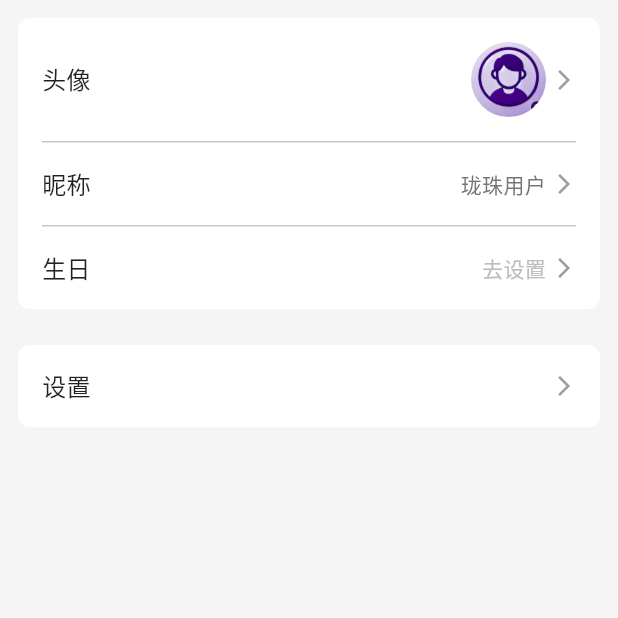
After one commit to thisXuan/parkinglot_frontend, a Flutter app: the ManagerSettingPage screen opened directly, on a phone screen of 412 x 824 dp, the top half of it. The commit adds this screen. Run offline on Flutter 3.47's test engine with Material 3 defaults, Android fonts, the phone set to English and light mode, and no system bars; our stand-ins replace dio, flutter_easyloading, marquee, qr_flutter, shared_preferences; missing offline and left inert: flutter_baidu_mapapi_base, flutter_baidu_mapapi_map, flutter_bmflocation, license_plate_number, qr_code_scanner; accounts and stored records are empty; network calls fail.

Commit message:
增加用户管理

```diff
--- a/lib/Manager/ManageLocationPage.dart
+++ b/lib/Manager/ManageLocationPage.dart
@@ -11,7 +11,7 @@ class ManageLocationPage extends StatefulWidget{
 class ManageLocationPageState extends State<ManageLocationPage>{
   @override
   Widget build(BuildContext context) {
-    return Text("管理员");
+    return Center(child: Text("管理员"));
   }
 
 }
--- /dev/null
+++ b/lib/Manager/ManagerSettingPage.dart
@@ -0,0 +1,173 @@
+import 'dart:convert';
+
+import 'package:flutter/material.dart';
+import 'package:parkinglot_frontend/AccountManager/SettingsPage.dart';
+import 'package:shared_preferences/shared_preferences.dart';
+
+class ManagerSettingPage extends StatefulWidget {
+  @override
+  _PersonalInfoPageState createState() => _PersonalInfoPageState();
+}
+
+class _PersonalInfoPageState extends State<ManagerSettingPage> {
+  String _avatar = 'assets/user.jpg';
+  String _nickname = '珑珠用户';
+  String _birthday = '去设置';
+
+  @override
+  void initState() {
+    _getUserName();
+    super.initState();
+  }
+
+  Future<void> _getUserName() async {
+    SharedPreferences prefs = await SharedPreferences.getInstance();
+    String? userJson = prefs.getString('user');
+    if (userJson != null) {
+      Map<String, String> userInfo = Map<String, String>.from(jsonDecode(userJson));
+      setState(() {
+        _nickname = userInfo['username']??'';
+      });
+    }
+  }
+  @override
+  Widget build(BuildContext context) {
+    return Scaffold(
+      body: Container(
+        color: Color(0xFFF5F5F5),
+        child: Column(
+          children: [
+            Container(
+              margin: EdgeInsets.all(12),
+              decoration: BoxDecoration(
+                color: Colors.white,
+                borderRadius: BorderRadius.circular(8),
+              ),
+              child: Column(
+                children: [
+                  // 头像
+                  _buildInfoItem(
+                    '头像',
+                    trailing: ClipRRect(
+                      borderRadius: BorderRadius.circular(25),
+                      child: Image.asset(
+                        _avatar,
+                        width: 50,
+                        height: 50,
+                        fit: BoxFit.cover,
+                        errorBuilder: (context, error, stackTrace) {
+                          return Container(
+                            width: 50,
+                            height: 50,
+                            color: Colors.grey[200],
+                            child: Icon(Icons.person, color: Colors.grey),
+                          );
+                        },
+                      ),
+                    ),
+                    onTap: () async {
+                      // TODO: 实现头像选择和上传
+                    },
+                  ),
+                  Divider(height: 1, indent: 16, endIndent: 16),
+                  // 昵称
+                  _buildInfoItem(
+                    '昵称',
+                    value: _nickname,
+                    onTap: () async {
+                      // TODO: 实现昵称修改
+                    },
+                  ),
+                  Divider(height: 1, indent: 16, endIndent: 16),
+                  // 生日
+                  _buildInfoItem(
+                    '生日',
+                    value: _birthday,
+                    onTap: () async {
+                      final DateTime? picked = await showDatePicker(
+                        context: context,
+                        initialDate: DateTime.now(),
+                        firstDate: DateTime(1900),
+                        lastDate: DateTime.now(),
+                      );
+                      if (picked != null) {
+                        setState(() {
+                          _birthday = "${picked.year}-${picked.month}-${picked.day}";
+                        });
+                        // TODO: 调用API保存生日
+                      }
+                    },
+                  ),
+                ],
+              ),
+            ),
+            // 设置按钮
+            Container(
+              margin: EdgeInsets.all(12),
+              decoration: BoxDecoration(
+                color: Colors.white,
+                borderRadius: BorderRadius.circular(8),
+              ),
+              child: _buildInfoItem(
+                '设置',
+                onTap: () {
+                  Navigator.push(
+                    context,
+                    MaterialPageRoute(builder: (context) => SettingsPage()),
+                  );
+                },
+              ),
+            ),
+          ],
+        ),
+      ),
+    );
+  }
+
+  Widget _buildInfoItem(
+      String title, {
+        String? value,
+        Widget? trailing,
+        VoidCallback? onTap,
+      }) {
+    return InkWell(
+      onTap: onTap,
+      child: Container(
+        padding: EdgeInsets.symmetric(horizontal: 16, vertical: 16),
+        child: Row(
+          mainAxisAlignment: MainAxisAlignment.spaceBetween,
+          children: [
+            Text(
+              title,
+              style: TextStyle(
+                fontSize: 16,
+                color: Colors.black87,
+              ),
+            ),
+            Row(
+              children: [
+                if (value != null)
+                  Text(
+                    value,
+                    style: TextStyle(
+                      fontSize: 14,
+                      color: title == '生日' && value == '去设置'
+                          ? Colors.grey[400]
+                          : Colors.grey[600],
+                    ),
+                  ),
+                if (trailing != null) trailing,
+                SizedBox(width: 4),
+                Icon(
+                  Icons.arrow_forward_ios,
+                  size: 16,
+                  color: Colors.grey,
+                ),
+              ],
+            ),
+          ],
+        ),
+      ),
+    );
+  }
+}
```
Also changed, not shown: lib/AccountManager/Login.dart (+5 -4 lines), lib/Manager/ManagerPersonPage.dart (added, +388 -0 lines), lib/Manager/ManagerTab.dart (added, +77 -0 lines), lib/api/user.dart (+13 -0 lines), lib/entity/UserMessage.dart (added, +30 -0 lines), lib/main.dart (+39 -3 lines).
